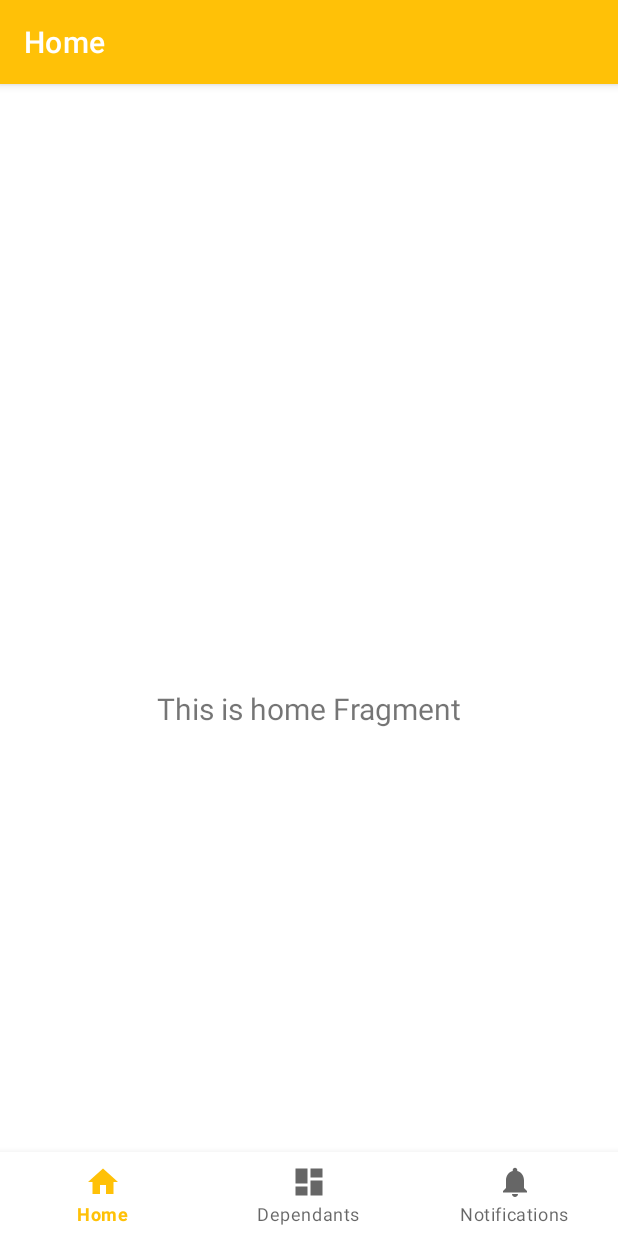
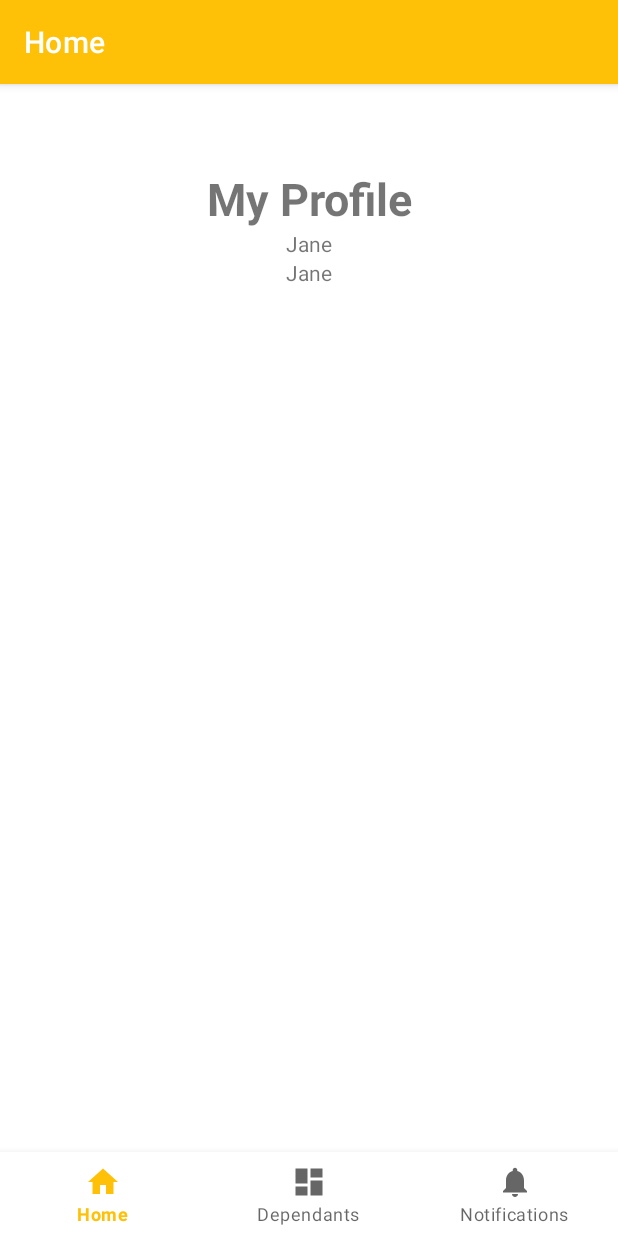
Before and after one commit to mukusawayne/MEDI-LAB-, an Android app: the HomeFragment screen opened directly, with no data from a screen before it, on a phone screen of 412 x 824 dp. Run offline under Robolectric (Android 15) with nearby library versions, the phone set to English and light mode, and no system bars; our stand-ins replace navigation-ui; 3 statements that could not run were skipped.

Commit message:
Second Commit

```diff
--- a/app/src/main/AndroidManifest.xml
+++ b/app/src/main/AndroidManifest.xml
@@ -13,6 +13,9 @@
         android:supportsRtl="true"
         android:theme="@style/Theme.MediLabsApp"
         tools:targetApi="31">
+        <activity
+            android:name=".CheckoutStep1"
+            android:exported="false" />
         <activity
             android:name=".ViewDependants"
             android:exported="false" />
--- a/app/src/main/java/com/modcom/medilabsapp/MyCart.kt
+++ b/app/src/main/java/com/modcom/medilabsapp/MyCart.kt
@@ -34,6 +34,7 @@ class MyCart : AppCompatActivity() {
                  finish()
              }
             else {
+                 //TODO
                  Toast.makeText(applicationContext, "Logged In", Toast.LENGTH_SHORT).show()
              }
         }//end
--- a/app/src/main/java/com/modcom/medilabsapp/SignUpActivity.kt
+++ b/app/src/main/java/com/modcom/medilabsapp/SignUpActivity.kt
@@ -89,6 +89,7 @@ class SignUpActivity : AppCompatActivity() {
                 body.put("gender", gender)
                 body.put("location_id", spinner.selectedItem.toString())
 
+
                 helper.post(api, body, object : ApiHelper.CallBack {
                     override fun onSuccess(result: JSONArray?) {
                     }
--- a/app/src/main/java/com/modcom/medilabsapp/helpers/ApiHelper.kt
+++ b/app/src/main/java/com/modcom/medilabsapp/helpers/ApiHelper.kt
@@ -4,6 +4,7 @@ import android.content.Context
 import android.widget.Toast
 import com.loopj.android.http.AsyncHttpClient
 import com.loopj.android.http.JsonHttpResponseHandler
+import com.modcom.medilabsapp.Modcom
 import cz.msebera.android.httpclient.Header
 import cz.msebera.android.httpclient.entity.StringEntity
 import org.json.JSONArray
--- a/app/src/main/java/com/modcom/medilabsapp/ui/home/HomeFragment.kt
+++ b/app/src/main/java/com/modcom/medilabsapp/ui/home/HomeFragment.kt
@@ -7,7 +7,10 @@ import android.view.ViewGroup
 import android.widget.TextView
 import androidx.fragment.app.Fragment
 import androidx.lifecycle.ViewModelProvider
+import com.google.android.material.textview.MaterialTextView
 import com.modcom.medilabsapp.databinding.FragmentHomeBinding
+import com.modcom.medilabsapp.helpers.PrefsHelper
+import org.json.JSONObject
 
 class HomeFragment : Fragment() {
 
@@ -22,16 +25,24 @@ class HomeFragment : Fragment() {
         container: ViewGroup?,
         savedInstanceState: Bundle?
     ): View {
-        val homeViewModel =
-            ViewModelProvider(this).get(HomeViewModel::class.java)
+
 
         _binding = FragmentHomeBinding.inflate(inflater, container, false)
         val root: View = binding.root
+        //Code here
+        val userObject = PrefsHelper.getPrefs(requireContext(), "userObject")
+        val user = JSONObject(userObject) //convert to JSON Object
+        //Text View 1
+        val surname = _binding!!.surname  //find view
+        surname.text = "Surname: "+ user.getString("surname")
+        //Text View 2
+        val others = _binding!!.others  //find view
+        others.text = "Others: "+user.getString("others")
 
-        val textView: TextView = binding.textHome
-        homeViewModel.text.observe(viewLifecycleOwner) {
-            textView.text = it
-        }
+       //gender, dob, reg_date, email
+
+
+
         return root
     }
 
--- a/app/src/main/java/com/modcom/medilabsapp/ui/home/HomeViewModel.kt
+++ /dev/null
@@ -1,13 +0,0 @@
-package com.modcom.medilabsapp.ui.home
-
-import androidx.lifecycle.LiveData
-import androidx.lifecycle.MutableLiveData
-import androidx.lifecycle.ViewModel
-
-class HomeViewModel : ViewModel() {
-
-    private val _text = MutableLiveData<String>().apply {
-        value = "This is home Fragment"
-    }
-    val text: LiveData<String> = _text
-}
--- a/app/src/main/res/layout/fragment_home.xml
+++ b/app/src/main/res/layout/fragment_home.xml
@@ -1,22 +1,37 @@
 <?xml version="1.0" encoding="utf-8"?>
-<androidx.constraintlayout.widget.ConstraintLayout xmlns:android="http://schemas.android.com/apk/res/android"
+<LinearLayout
+    xmlns:android="http://schemas.android.com/apk/res/android"
     xmlns:app="http://schemas.android.com/apk/res-auto"
     xmlns:tools="http://schemas.android.com/tools"
     android:layout_width="match_parent"
+    android:orientation="vertical"
     android:layout_height="match_parent"
     tools:context=".ui.home.HomeFragment">
 
-    <TextView
-        android:id="@+id/text_home"
+    <com.google.android.material.textview.MaterialTextView
         android:layout_width="match_parent"
         android:layout_height="wrap_content"
-        android:layout_marginStart="8dp"
-        android:layout_marginTop="8dp"
-        android:layout_marginEnd="8dp"
+        android:text="My Profile"
+        android:textSize="30sp"
         android:textAlignment="center"
-        android:textSize="20sp"
-        app:layout_constraintBottom_toBottomOf="parent"
-        app:layout_constraintEnd_toEndOf="parent"
-        app:layout_constraintStart_toStartOf="parent"
-        app:layout_constraintTop_toTopOf="parent" />
-</androidx.constraintlayout.widget.ConstraintLayout>
+        android:textStyle="bold"/>
+    <com.google.android.material.textview.MaterialTextView
+        android:layout_width="match_parent"
+        android:layout_height="wrap_content"
+        android:text="Jane"
+        android:textSize="14sp"
+        android:textAlignment="center"
+        android:id="@+id/surname"
+        android:textStyle="normal"/>
+
+    <com.google.android.material.textview.MaterialTextView
+        android:layout_width="match_parent"
+        android:layout_height="wrap_content"
+        android:text="Jane"
+        android:textSize="14sp"
+        android:textAlignment="center"
+        android:id="@+id/others"
+        android:textStyle="normal"/>
+      <!--  TODO others-->
+
+</LinearLayout>
```
Also changed, not shown: app/src/main/java/com/modcom/medilabsapp/CheckoutStep1.kt (added, +88 -0 lines), app/src/main/java/com/modcom/medilabsapp/Modcom.kt (added, +7 -0 lines), app/src/main/res/layout/activity_checkout_step1.xml (added, +130 -0 lines).
